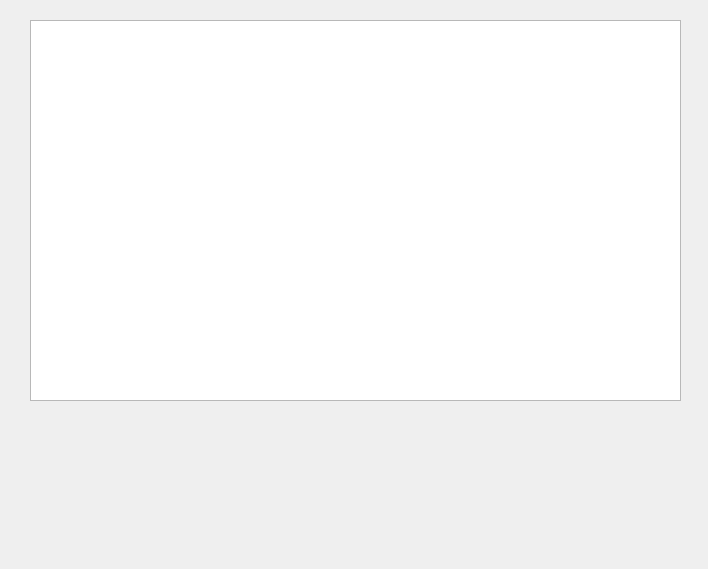
Before: the Qt Designer form alertform.ui in FINALYESICAN/Qt_PacketReader, drawn with Qt 5.
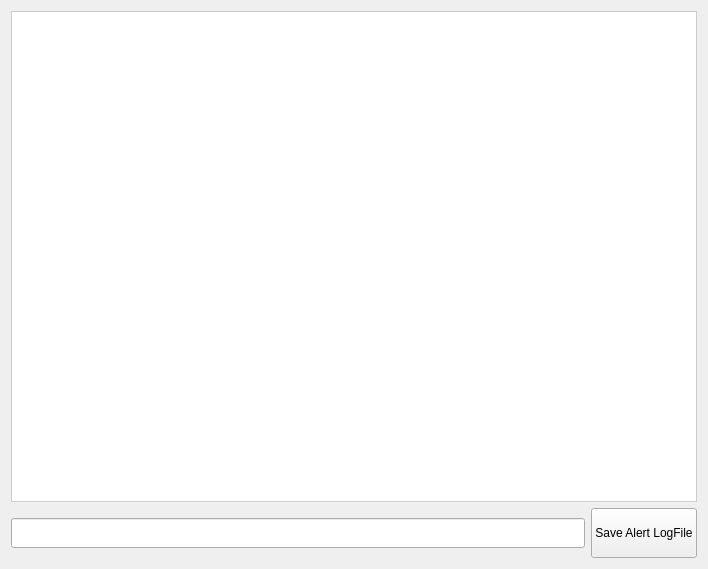
After: the same form once the commit is applied.

What changed in the file:
```diff
--- a/alertform.ui
+++ b/alertform.ui
@@ -13,16 +13,71 @@
   <property name="windowTitle">
    <string>Form</string>
   </property>
-  <widget class="QTableView" name="tableAlerts">
-   <property name="geometry">
-    <rect>
-     <x>30</x>
-     <y>20</y>
-     <width>651</width>
-     <height>381</height>
-    </rect>
-   </property>
-  </widget>
+  <layout class="QVBoxLayout" name="verticalLayout_2">
+   <item>
+    <layout class="QVBoxLayout" name="verticalLayout">
+     <item>
+      <widget class="QTableView" name="tableAlerts">
+       <property name="styleSheet">
+        <string notr="true">QTableView {
+    background-color: #ffffff;
+    alternate-background-color: #f5f5f5;
+    gridline-color: #dcdcdc;
+    color: #333333;
+    selection-background-color: #d2e3fc;
+    selection-color: #000000;
+    border: 1px solid #cccccc;
+    font-family: &quot;Noto Sans&quot;;
+}
+
+QHeaderView::section {
+    background-color: #eaeaea;
+    color: #202124;
+    padding: 6px;
+    border: 1px solid #cccccc;
+    font-weight: bold;
+}
+
+QTableCornerButton::section {
+    background-color: #eaeaea;
+    border: 1px solid #cccccc;
+}</string>
+       </property>
+      </widget>
+     </item>
+     <item>
+      <layout class="QHBoxLayout" name="horizontalLayout">
+       <item>
+        <widget class="QLineEdit" name="LogLineEdit">
+         <property name="minimumSize">
+          <size>
+           <width>0</width>
+           <height>30</height>
+          </size>
+         </property>
+         <property name="styleSheet">
+          <string notr="true"/>
+         </property>
+        </widget>
+       </item>
+       <item>
+        <widget class="QPushButton" name="LogButton">
+         <property name="minimumSize">
+          <size>
+           <width>0</width>
+           <height>50</height>
+          </size>
+         </property>
+         <property name="text">
+          <string>Save Alert LogFile</string>
+         </property>
+        </widget>
+       </item>
+      </layout>
+     </item>
+    </layout>
+   </item>
+  </layout>
  </widget>
  <resources/>
  <connections/>
```
